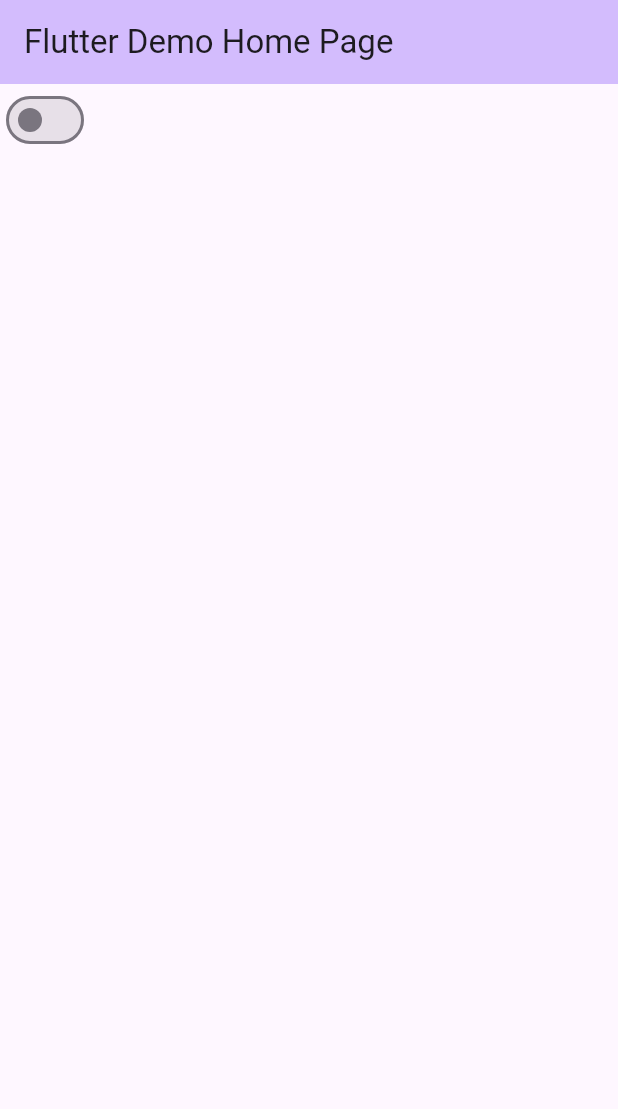
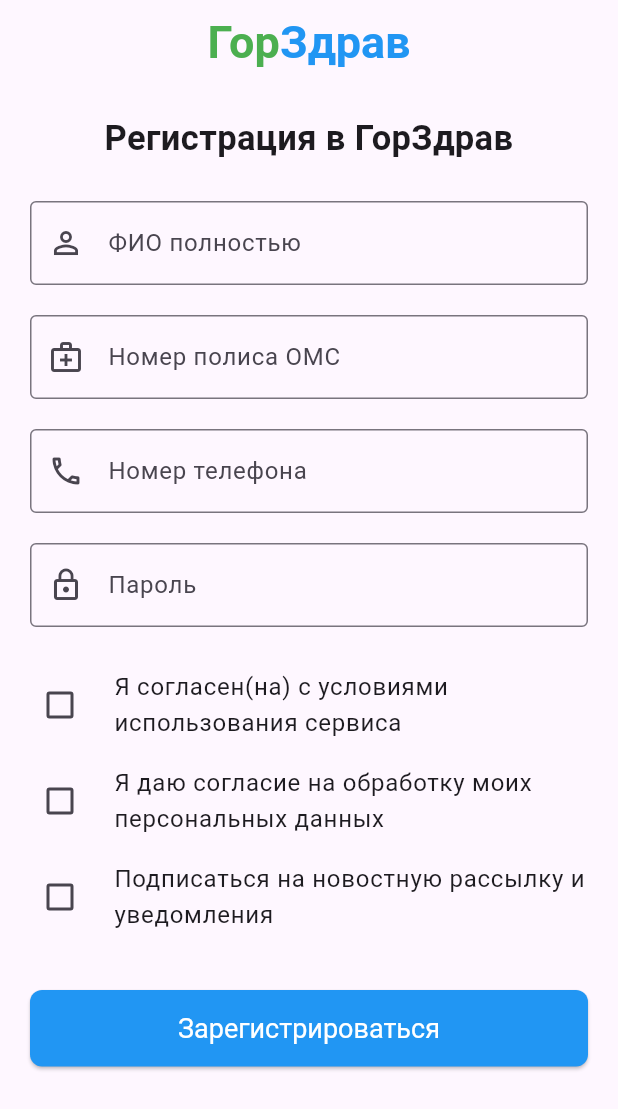
Before and after one commit to Belkovinov/StudyFlutterProject, a Flutter app: the screen it shows after launch, on a phone screen of 412 x 824 dp. Shown: the top 1109 px of the screen. Run offline on Flutter 3.47's test engine with Material 3 defaults, Android fonts, the phone set to English and light mode, and no system bars.

Commit message:
Fix reg-page

```diff
--- a/lib/layout/layout.dart
+++ b/lib/layout/layout.dart
@@ -0,0 +1,269 @@
+import 'package:flutter/material.dart';
+
+class RegPage extends StatefulWidget {
+  // It's good practice to add a const constructor for widgets
+  const RegPage({super.key});
+
+  @override
+  State<RegPage> createState() => _RegPageState();
+}
+
+class _RegPageState extends State<RegPage> {
+  // Form key for validation (optional but good practice)
+  final _formKey = GlobalKey<FormState>();
+
+  // Controllers for text fields
+  final _fullNameController = TextEditingController();
+  final _policyNumberController = TextEditingController();
+  final _phoneNumberController = TextEditingController();
+  final _passwordController = TextEditingController();
+
+  // Checkbox states
+  bool _agreeToTerms = false;
+  bool _subscribeToNewsletter = false;
+  bool _allowDataProcessing = false; // Example: Personal data processing consent
+
+  @override
+  void dispose() {
+    // Dispose controllers when the widget is removed from the widget tree
+    _fullNameController.dispose();
+    _policyNumberController.dispose();
+    _phoneNumberController.dispose();
+    _passwordController.dispose();
+    super.dispose();
+  }
+
+  void _register() {
+    // Basic validation example
+    if (_formKey.currentState?.validate() ?? false) {
+      if (!_agreeToTerms) {
+        // Show a snackbar or dialog if terms are not agreed
+        ScaffoldMessenger.of(context).showSnackBar(
+          const SnackBar(content: Text(
+              'Пожалуйста, согласитесь с условиями использования')),
+        );
+        return;
+      }
+      if (!_allowDataProcessing) {
+        ScaffoldMessenger.of(context).showSnackBar(
+          const SnackBar(content: Text(
+              'Пожалуйста, дайте согласие на обработку персональных данных')),
+        );
+        return;
+      }
+
+      // If all checks pass, proceed with registration logic
+      String fullName = _fullNameController.text;
+      String policyNumber = _policyNumberController.text;
+      String phoneNumber = _phoneNumberController.text;
+      String password = _passwordController.text;
+
+      print('Регистрация...');
+      print('ФИО: $fullName');
+      print('Номер полиса: $policyNumber');
+      print('Телефон: $phoneNumber');
+      print('Пароль: $password');
+      print('Согласен с условиями: $_agreeToTerms');
+      print('Подписаться на новости: $_subscribeToNewsletter');
+      print('Согласие на обработку данных: $_allowDataProcessing');
+
+      // Here you would typically send data to a backend, navigate to another screen, etc.
+      ScaffoldMessenger.of(context).showSnackBar(
+        const SnackBar(content: Text('Регистрация успешно начата!')),
+      );
+    }
+  }
+
+  @override
+  Widget build(BuildContext context) {
+    return Scaffold(
+      appBar: AppBar(
+        title: Center(
+          child: RichText(
+            text: const TextSpan(
+              text: 'Гор', // Gor
+              style: TextStyle(
+                color: Colors.green, // Adjusted color for GorZdrav
+                fontSize: 30.0,
+                fontWeight: FontWeight.bold,
+              ),
+              children: [
+                TextSpan(
+                  text: 'Здрав', // Zdrav
+                  style: TextStyle(
+                    color: Colors.blue, // Adjusted color
+                    fontSize: 30.0,
+                    fontWeight: FontWeight.bold,
+                  ),
+                ),
+              ],
+            ),
+          ),
+        ),
+        // backgroundColor: Colors.white, // Optional: if you want a white app bar
+        // elevation: 1, // Optional: add a slight shadow
+      ),
+      body: SingleChildScrollView( // Added for scrollability if content overflows
+        padding: const EdgeInsets.all(20.0),
+        child: Form(
+          key: _formKey,
+          child: Column(
+            crossAxisAlignment: CrossAxisAlignment.stretch,
+            // Make button full width
+            children: [
+              const Text(
+                'Регистрация в ГорЗдрав',
+                textAlign: TextAlign.center,
+                style: TextStyle(fontWeight: FontWeight.bold, fontSize: 23.0),
+              ),
+              const SizedBox(height: 25),
+              TextFormField(
+                controller: _fullNameController,
+                decoration: const InputDecoration(
+                  border: OutlineInputBorder(),
+                  labelText: 'ФИО полностью',
+                  hintText: 'Иванов Иван Иванович',
+                  prefixIcon: Icon(Icons.person_outline),
+                ),
+                validator: (value) {
+                  if (value == null || value
+                      .trim()
+                      .isEmpty) {
+                    return 'Пожалуйста, введите ваше ФИО';
+                  }
+                  if (value
+                      .trim()
+                      .split(' ')
+                      .length < 2) {
+                    return 'Пожалуйста, введите хотя бы имя и фамилию';
+                  }
+                  return null;
+                },
+              ),
+              const SizedBox(height: 20),
+              TextFormField(
+                controller: _policyNumberController,
+                decoration: const InputDecoration(
+                  border: OutlineInputBorder(),
+                  labelText: 'Номер полиса ОМС',
+                  hintText: '16-значный номер',
+                  prefixIcon: Icon(Icons.medical_services_outlined),
+                ),
+                keyboardType: TextInputType.number,
+                validator: (value) {
+                  if (value == null || value.isEmpty) {
+                    return 'Пожалуйста, введите номер полиса';
+                  }
+                  // Add more specific validation for policy number if needed
+                  if (value
+                      .replaceAll(RegExp(r'[^0-9]'), '')
+                      .length != 16) {
+                    return 'Номер полиса должен состоять из 16 цифр';
+                  }
+                  return null;
+                },
+              ),
+              const SizedBox(height: 20),
+              TextFormField(
+                controller: _phoneNumberController,
+                decoration: const InputDecoration(
+                  border: OutlineInputBorder(),
+                  labelText: 'Номер телефона',
+                  hintText: '+7 (XXX) XXX-XX-XX',
+                  prefixIcon: Icon(Icons.phone_outlined),
+                ),
+                keyboardType: TextInputType.phone,
+                validator: (value) {
+                  if (value == null || value.isEmpty) {
+                    return 'Пожалуйста, введите номер телефона';
+                  }
+                  // Basic phone validation (can be more complex)
+                  if (!RegExp(r'^\+?[0-9\s\(\)-]{10,}$').hasMatch(value)) {
+                    return 'Введите корректный номер телефона';
+                  }
+                  return null;
+                },
+              ),
+              const SizedBox(height: 20),
+              TextFormField(
+                controller: _passwordController,
+                decoration: const InputDecoration(
+                  border: OutlineInputBorder(),
+                  labelText: 'Пароль',
+                  hintText: 'Не менее 8 символов',
+                  prefixIcon: Icon(Icons.lock_outline),
+                ),
+                obscureText: true, // Hides password input
+                validator: (value) {
+                  if (value == null || value.isEmpty) {
+                    return 'Пожалуйста, придумайте пароль';
+                  }
+                  if (value.length < 8) {
+                    return 'Пароль должен быть не менее 8 символов';
+                  }
+                  return null;
+                },
+              ),
+              const SizedBox(height: 20),
+              // --- Checkboxes ---
+              CheckboxListTile(
+                title: const Text(
+                    'Я согласен(на) с условиями использования сервиса'),
+                value: _agreeToTerms,
+                onChanged: (bool? newValue) {
+                  setState(() {
+                    _agreeToTerms = newValue ?? false;
+                  });
+                },
+                controlAffinity: ListTileControlAffinity.leading,
+                // Checkbox on the left
+                activeColor: Colors.blue,
+                contentPadding: EdgeInsets.zero, // Remove default padding
+              ),
+              CheckboxListTile(
+                title: const Text(
+                    'Я даю согласие на обработку моих персональных данных'),
+                value: _allowDataProcessing,
+                onChanged: (bool? newValue) {
+                  setState(() {
+                    _allowDataProcessing = newValue ?? false;
+                  });
+                },
+                controlAffinity: ListTileControlAffinity.leading,
+                activeColor: Colors.blue,
+                contentPadding: EdgeInsets.zero,
+              ),
+              CheckboxListTile(
+                title: const Text(
+                    'Подписаться на новостную рассылку и уведомления'),
+                value: _subscribeToNewsletter,
+                onChanged: (bool? newValue) {
+                  setState(() {
+                    _subscribeToNewsletter = newValue ?? false;
+                  });
+                },
+                controlAffinity: ListTileControlAffinity.leading,
+                activeColor: Colors.blue,
+                contentPadding: EdgeInsets.zero,
+              ),
+              const SizedBox(height: 30),
+              ElevatedButton( // Changed from TextButton for better visual hierarchy
+                onPressed: _register,
+                style: ElevatedButton.styleFrom(
+                  backgroundColor: Colors.blue,
+                  foregroundColor: Colors.white,
+                  padding: const EdgeInsets.symmetric(vertical: 15),
+                  textStyle: const TextStyle(fontSize: 18),
+                  shape: RoundedRectangleBorder(
+                    borderRadius: BorderRadius.circular(8),
+                  ),
+                ),
+                child: const Text('Зарегистрироваться'),
+              ),
+            ],
+          ),
+        ),
+      ),
+    );
+  }
+}
--- a/lib/main.dart
+++ b/lib/main.dart
@@ -1,61 +1,10 @@
 import 'package:flutter/material.dart';
+import 'layout/layout.dart';
 
-void main() {
-  runApp(const MyApp());
+void main(){
+  runApp(
+      MaterialApp(
+          home: RegPage()
+      )
+  );
 }
-
-class MyApp extends StatelessWidget {
-  const MyApp({super.key});
-  @override
-  Widget build(BuildContext context) {
-    return MaterialApp(
-      title: 'Flutter Demo',
-      theme: ThemeData(
-        colorScheme: ColorScheme.fromSeed(seedColor: Colors.deepPurple),
-      ),
-      home: const MyHomePage(title: 'Flutter Demo Home Page'),
-    );
-  }
-}
-
-class MyHomePage extends StatefulWidget {
-  const MyHomePage({super.key, required this.title});
-  final String title;
-
-
-  @override
-  State<MyHomePage> createState() => _MyHomePageState();
-}
-
-class _MyHomePageState extends State<MyHomePage> {
-  int _counter = 0;
-  final controller = TextEditingController();
-  bool isPressed = false;
-
-  void _incrementCounter() {
-    setState(() {
-      _counter++;
-    });
-  }
-
-  @override
-  Widget build(BuildContext context) {
-    return Scaffold(
-      appBar: AppBar(
-        backgroundColor: Theme
-            .of(context)
-            .colorScheme
-            .inversePrimary,
-        title: Text("Flutter Demo Home Page"),
-      ),
-        body: Switch(
-            value: isPressed,
-            activeThumbColor:Colors.red,
-            onChanged: (bool value) {
-          setState((){
-            isPressed = value;
-          });
-        })
-    );
-  }
-}
```
